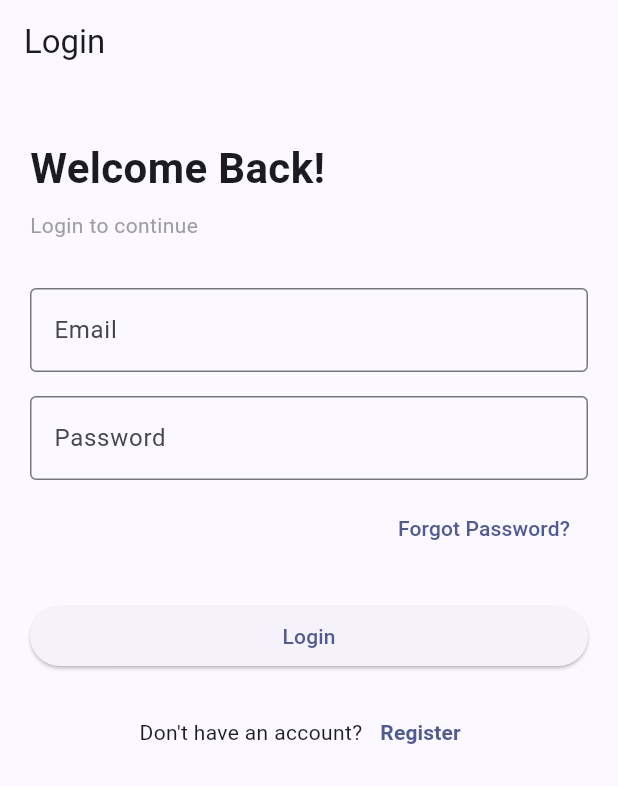
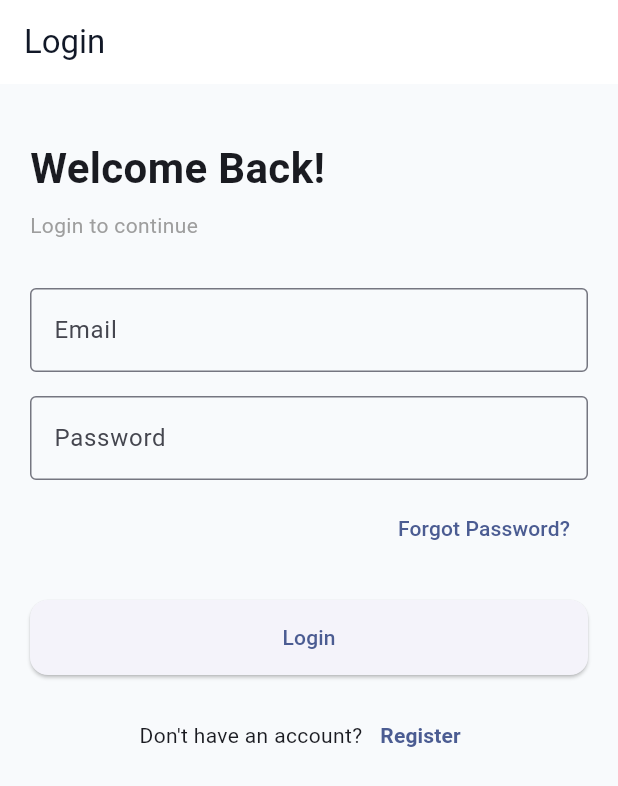
Before and after one commit to ShadhirFawz/studysphere, a Flutter app: the screen it shows after launch, on a phone screen of 412 x 824 dp. Shown: the top 786 px of the screen. Run offline on Flutter 3.47's test engine with Material 3 defaults, Android fonts, the phone set to English and light mode, and no system bars; our stand-ins replace cloud_firestore, firebase_auth, firebase_core, flutter_riverpod, go_router; accounts and stored records are empty; generated files the repository leaves out were written again.

Commit message:
feat: consistent app theme for shared usage with text formattings and widgets

```diff
--- /dev/null
+++ b/lib/core/theme/app_colors.dart
@@ -0,0 +1,35 @@
+import 'package:flutter/material.dart';
+
+class AppColors {
+  AppColors._();
+
+  // Primary Brand
+  static const Color primary = Color(0xFF2563EB);
+  static const Color primaryLight = Color(0xFF60A5FA);
+  static const Color primaryDark = Color(0xFF1D4ED8);
+
+  // Accent
+  static const Color secondary = Color(0xFF14B8A6);
+
+  // Status
+  static const Color success = Color(0xFF22C55E);
+  static const Color warning = Color(0xFFF59E0B);
+  static const Color error = Color(0xFFEF4444);
+  static const Color info = Color(0xFF3B82F6);
+
+  // Background
+  static const Color background = Color(0xFFF8FAFC);
+  static const Color surface = Colors.white;
+
+  // Text
+  static const Color textPrimary = Color(0xFF111827);
+  static const Color textSecondary = Color(0xFF6B7280);
+
+  // Borders
+  static const Color border = Color(0xFFE5E7EB);
+
+  // Priority Colors
+  static const Color highPriority = Color(0xFFEF4444);
+  static const Color mediumPriority = Color(0xFFF59E0B);
+  static const Color lowPriority = Color(0xFF22C55E);
+}
--- a/lib/core/theme/app_theme.dart
+++ b/lib/core/theme/app_theme.dart
@@ -1,8 +1,38 @@
 import 'package:flutter/material.dart';
 
+import 'app_colors.dart';
+
 class AppTheme {
+  AppTheme._();
+
   static ThemeData lightTheme = ThemeData(
     useMaterial3: true,
-    colorSchemeSeed: Colors.indigo,
+
+    colorSchemeSeed: AppColors.primary,
+
+    scaffoldBackgroundColor: AppColors.background,
+
+    appBarTheme: const AppBarTheme(
+      elevation: 0,
+      centerTitle: false,
+      backgroundColor: Colors.white,
+      foregroundColor: AppColors.textPrimary,
+    ),
+
+    cardTheme: CardThemeData(
+      elevation: 1,
+      shape: RoundedRectangleBorder(borderRadius: BorderRadius.circular(16)),
+    ),
+
+    inputDecorationTheme: InputDecorationTheme(
+      border: OutlineInputBorder(borderRadius: BorderRadius.circular(12)),
+    ),
+
+    elevatedButtonTheme: ElevatedButtonThemeData(
+      style: ElevatedButton.styleFrom(
+        minimumSize: const Size.fromHeight(50),
+        shape: RoundedRectangleBorder(borderRadius: BorderRadius.circular(12)),
+      ),
+    ),
   );
 }
```
Also changed, not shown: lib/core/theme/app_constants.dart (added, +9 -0 lines), lib/core/theme/app_radius.dart (added, +8 -0 lines), lib/core/theme/app_spacing.dart (added, +10 -0 lines), lib/core/theme/app_text_styles.dart (added, +41 -0 lines), lib/core/widgets/app_card.dart (added, +20 -0 lines), lib/core/widgets/app_empty_state.dart (added, +37 -0 lines), lib/core/widgets/app_error_state.dart (added, +30 -0 lines), lib/core/widgets/app_loading.dart (added, +10 -0 lines), lib/core/widgets/app_scaffold.dart (added, +56 -0 lines), lib/core/widgets/app_section_title.dart (added, +14 -0 lines).
